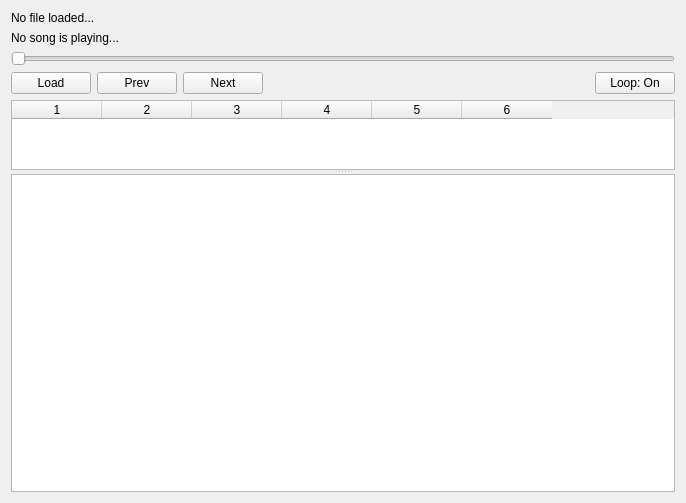
Above: mainwindow.ui from BearKidsTeam/thplayer before the change. Below: the same form after it.
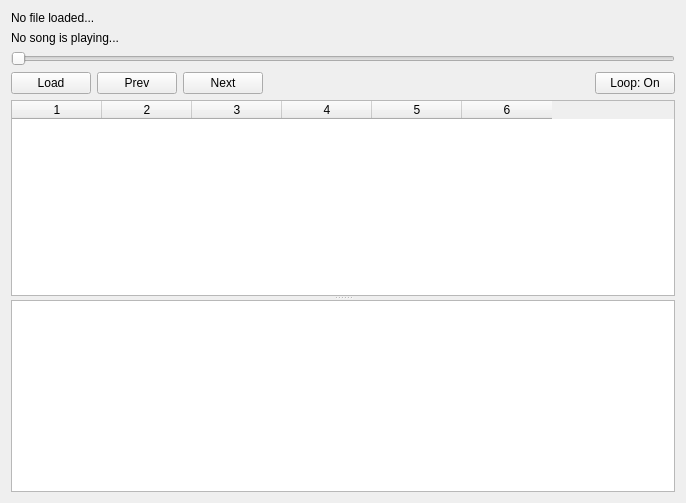
That is the form after the change. Icons and pictures are not drawn. Custom widgets are drawn as their Qt base class.

Commit message: Track listing changes: more height by default, and use mono font for numbers.

```diff
--- a/mainwindow.ui
+++ b/mainwindow.ui
@@ -93,7 +93,7 @@
        <property name="sizePolicy">
         <sizepolicy hsizetype="Expanding" vsizetype="Preferred">
          <horstretch>0</horstretch>
-         <verstretch>0</verstretch>
+         <verstretch>1</verstretch>
         </sizepolicy>
        </property>
        <property name="sizeAdjustPolicy">
@@ -102,6 +102,9 @@
        <property name="editTriggers">
         <set>QAbstractItemView::NoEditTriggers</set>
        </property>
+       <property name="alternatingRowColors">
+        <bool>true</bool>
+       </property>
        <property name="selectionBehavior">
         <enum>QAbstractItemView::SelectRows</enum>
        </property>
@@ -131,6 +134,12 @@
        <column/>
       </widget>
       <widget class="QTextBrowser" name="commentTB">
+       <property name="sizePolicy">
+        <sizepolicy hsizetype="Expanding" vsizetype="Expanding">
+         <horstretch>0</horstretch>
+         <verstretch>0</verstretch>
+        </sizepolicy>
+       </property>
        <property name="acceptDrops">
         <bool>false</bool>
        </property>
```
Left out of the diff: 8 changed lines with no effect on the pictures. The commit also changes 1 other file.
